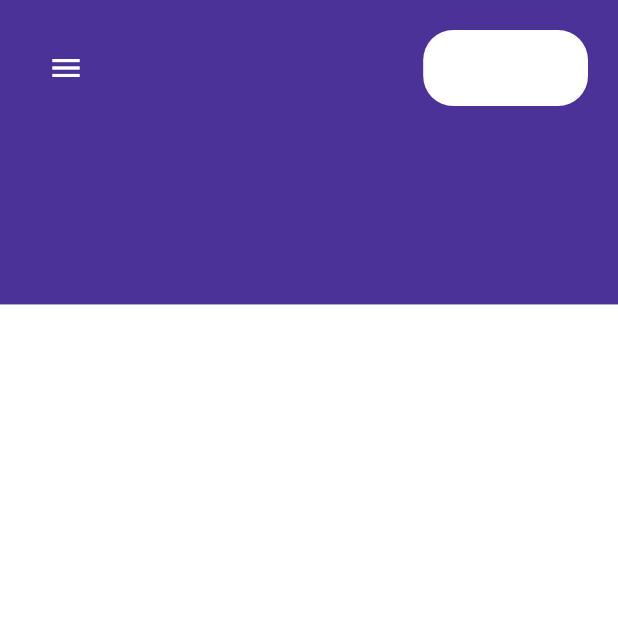
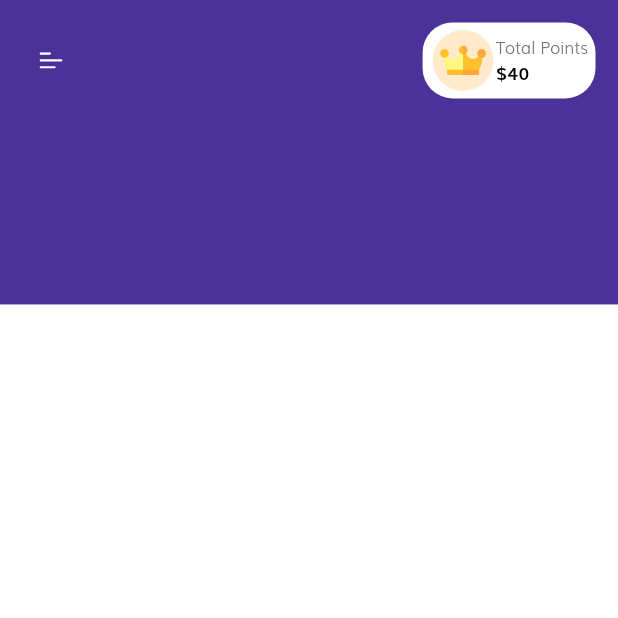
Before and after one commit to jeremy02/courier_delivery_service_app, a Flutter app: the HomeScreen screen opened by its route, on a phone screen of 412 x 824 dp, the top half of it. Run offline on Flutter 3.47's test engine with Material 2 defaults, Android fonts, the phone set to English and light mode, and no system bars; our stand-ins replace flutter_svg.

Commit message:
finished with home app bar

```diff
--- a/lib/screens/splash/home/components/home_body.dart
+++ b/lib/screens/splash/home/components/home_body.dart
@@ -1,42 +1,50 @@
 import 'package:flutter/material.dart';
+import 'package:flutter_svg/svg.dart';
 
 import '../../../../size_config.dart';
+import '../components/points_container.dart';
 
-class Body extends StatelessWidget {
+class HomeBody extends StatelessWidget {
 	@override
 	Widget build(BuildContext context) {
 		return SafeArea(
 			child: Padding(
-				padding: EdgeInsets.fromLTRB(20, 20, 20, 0),
+				padding: EdgeInsets.fromLTRB(10, 15, 15, 0),
 				child: Column(
 					children: [
-						Row(
-							mainAxisAlignment: MainAxisAlignment.spaceBetween,
-							children: [
-								IconButton(
-									icon: Icon(
-										Icons.menu,
-										color: Colors.white,
-									),
-									onPressed: () {},
-								),
-								SizedBox(
-									width: getProportionateScreenWidth(100),
-									height: getProportionateScreenHeight(50),
-									child: Container(
-										decoration: BoxDecoration(
-											color: Colors.white,
-											borderRadius: BorderRadius.all(
-												Radius.circular(20.0)
-											)
-										),
-									),
-								),
-							],
-						)
+						buildAppBar(),
+						buildProductsLayout(),
 					],
 				),
 			),
 		);
 	}
+
+    Row buildAppBar() {
+		return Row(
+			mainAxisAlignment: MainAxisAlignment.spaceBetween,
+			children: [
+				IconButton(
+					icon: SvgPicture.asset(
+						"assets/icons/menu.svg",
+						width: getProportionateScreenWidth(14),
+						height: getProportionateScreenWidth(14),
+						color: Colors.white,
+					),
+					onPressed: () {},
+				),
+				PointsContainer(),
+			],
+		);
+    }
 }
+
+Widget buildProductsLayout() {
+	return SingleChildScrollView(
+		child: Column(
+			children: [
+				SizedBox(height: getProportionateScreenHeight(15)),
+			],
+		),
+	);
+}
--- /dev/null
+++ b/lib/screens/splash/home/components/points_container.dart
@@ -0,0 +1,63 @@
+
+import 'package:flutter/material.dart';
+import 'package:flutter_svg/flutter_svg.dart';
+
+import '../../../../constants.dart';
+import '../../../../size_config.dart';
+
+class PointsContainer extends StatelessWidget {
+	@override
+	Widget build(BuildContext context) {
+		return Container(
+			padding: EdgeInsets.symmetric(
+				vertical: 5.0,
+				horizontal: 5.0
+			),
+			decoration: BoxDecoration(
+				color: Colors.white,
+				borderRadius: BorderRadius.all(
+					Radius.circular(20.0)
+				)
+			),
+			child: Row(
+				mainAxisAlignment: MainAxisAlignment.start,
+				children: [
+					Container(
+						padding: const EdgeInsets.all(5),
+						width: getProportionateScreenWidth(40),
+						height: getProportionateScreenHeight(40),
+						decoration: BoxDecoration(
+							color: Colors.orange.withOpacity(0.2),
+							shape: BoxShape.circle
+						),
+						child: SvgPicture.asset("assets/icons/crown.svg"),
+					),
+					Column(
+						crossAxisAlignment: CrossAxisAlignment.start,
+						mainAxisAlignment: MainAxisAlignment.start,
+						children: [
+							Text(
+								"Total Points",
+								textAlign: TextAlign.center,
+								style: TextStyle(
+									color: kTextColor,
+									fontWeight: FontWeight.w300,
+									fontSize: getProportionateScreenWidth(10)
+								),
+							),
+							Text(
+								"\$40",
+								textAlign: TextAlign.start,
+								style: TextStyle(
+									color: Colors.black,
+									fontWeight: FontWeight.bold,
+									fontSize: getProportionateScreenWidth(11)
+								),
+							),
+						],
+					),
+				],
+			),
+		);
+	}
+}
--- a/lib/screens/splash/home/home_screen.dart
+++ b/lib/screens/splash/home/home_screen.dart
@@ -14,7 +14,7 @@ class HomeScreen extends StatelessWidget {
 			body: Stack(
 				children: [
 					_buildBackground(),
-					Body(),
+					HomeBody(),
 				],
 			),
 		);
```
Also changed, not shown: assets/icons/crown.svg (added), 1 other file.
